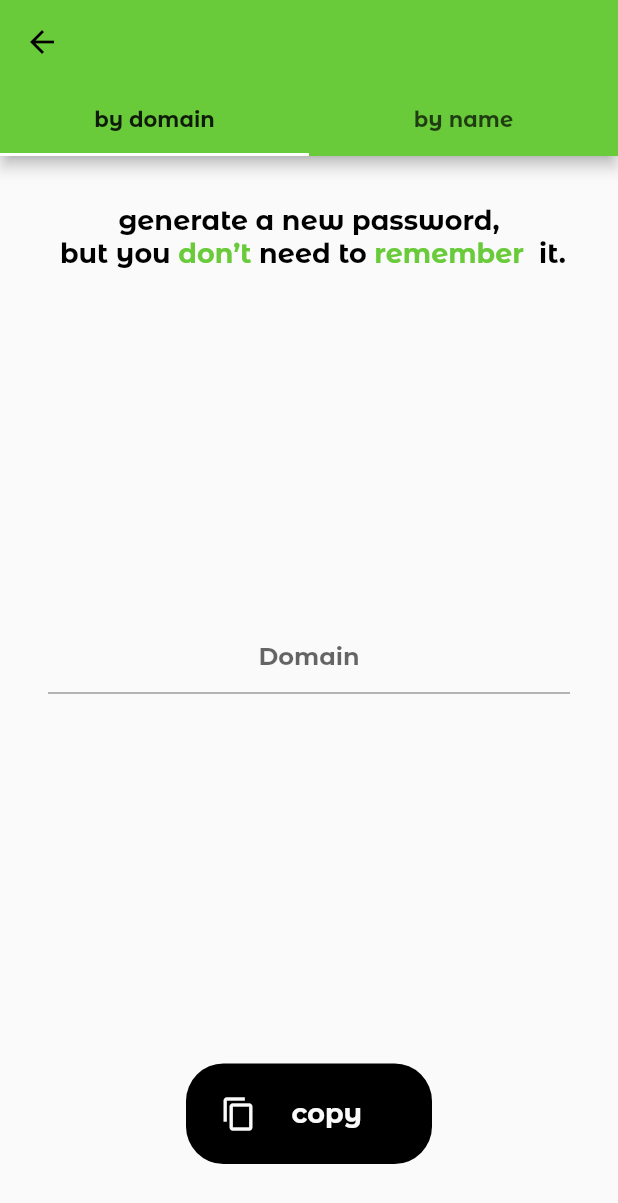
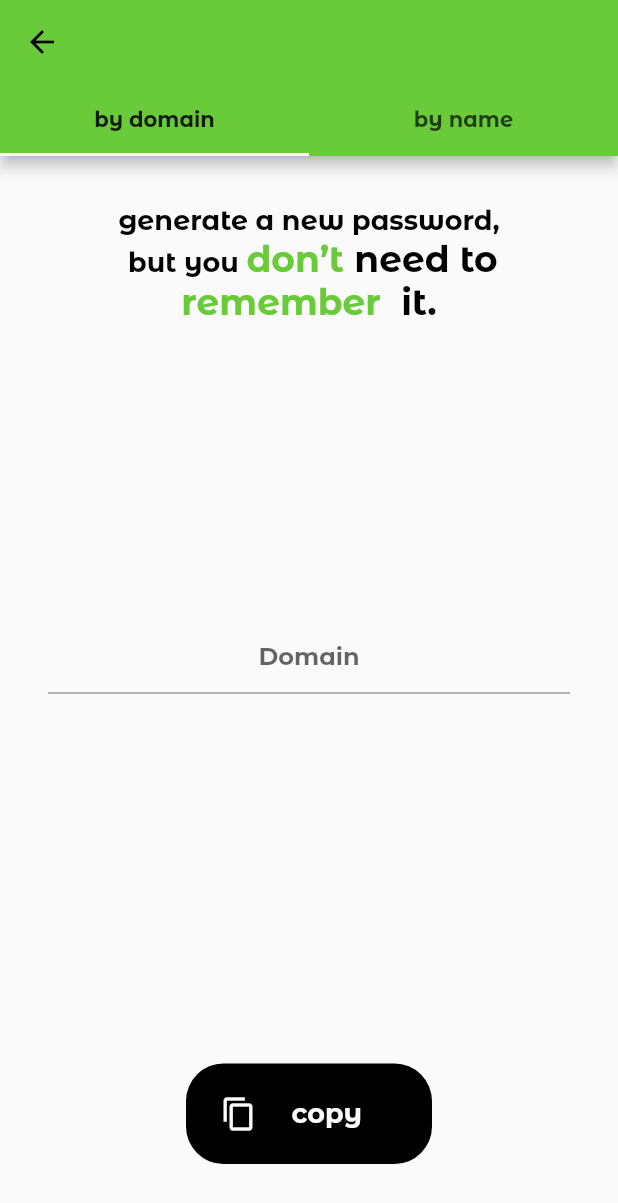
Before and after one commit to Shahryar-Pirooz/Shahryar-Pirooz-Tria-Android, a Flutter app: the MainPage screen opened directly, on a phone screen of 412 x 824 dp. Shown: the top 1203 px of the screen. Run offline on Flutter 3.47's test engine with Material 2 defaults, Android fonts, the phone set to English and light mode, and no system bars; our stand-ins replace introduction_screen, shared_preferences; accounts and stored records are empty; project files that could hold a hidden picture were left out.

Commit message:
fixed a bug

```diff
--- a/lib/Pages/main_page.dart
+++ b/lib/Pages/main_page.dart
@@ -57,10 +57,10 @@ class ByDomain extends StatelessWidget {
                 child: RichText(
               textAlign: TextAlign.center,
               text: TriaBody('generate a new password,\n but you ', children: [
-                TriaBody('don’t ', color: primaryColor),
-                TriaBody('need to '),
-                TriaBody('remember ', color: primaryColor),
-                TriaBody(' it.')
+                TriaHeader2('don’t ', color: primaryColor),
+                TriaHeader2('need to '),
+                TriaHeader2('remember ', color: primaryColor),
+                TriaHeader2(' it.')
               ]),
             )),
             Expanded(
```
